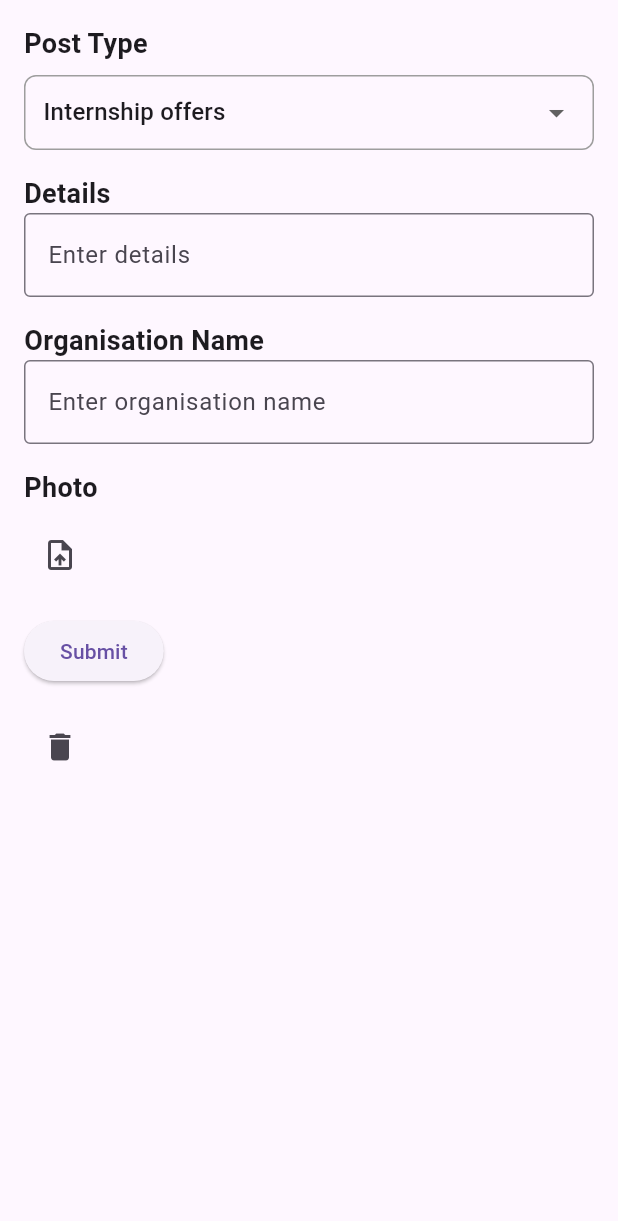
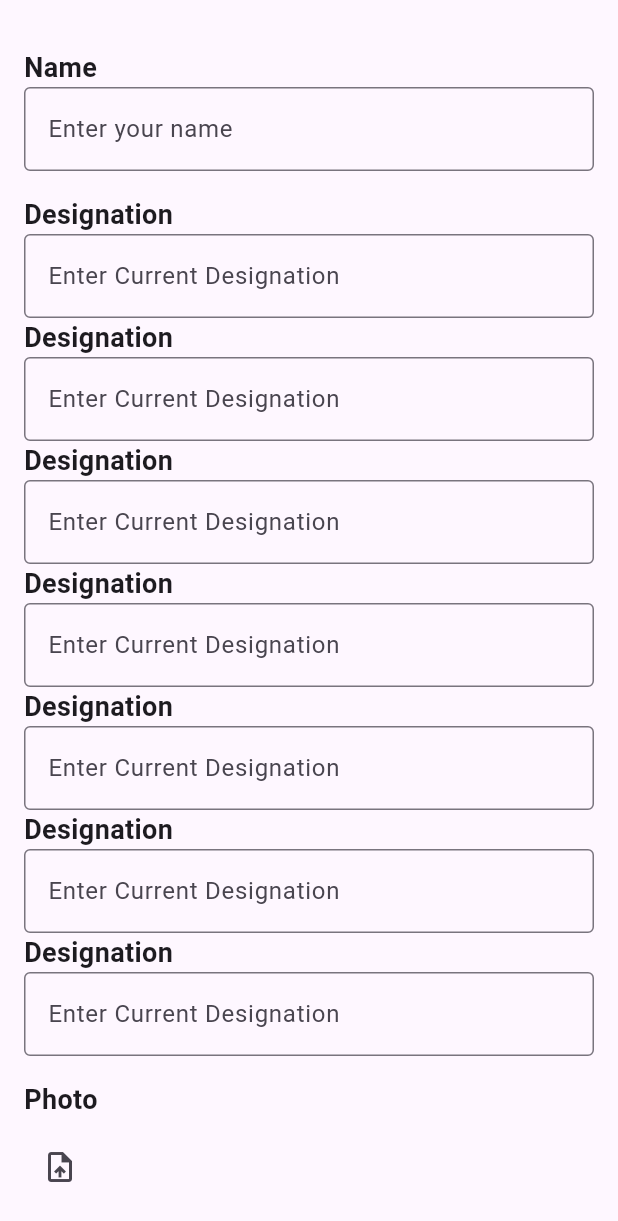
Before and after one commit to Akshay-C-A/EduNetDemo, a Flutter app: the AlumniNewPostPage screen opened directly with empty values, on a phone screen of 412 x 824 dp. Shown: the top 1221 px of the screen. Run offline on Flutter 3.47's test engine with Material 3 defaults, Android fonts, the phone set to English and light mode, and no system bars; our stand-ins replace cloud_firestore, firebase_auth, firebase_core, firebase_storage, flutter_spinkit, image_picker and 1 more; missing offline and left inert: firebase_app_check; accounts and stored records are empty.

Commit message:
updated profile form

```diff
--- a/edunetdemo/lib/auth/profile_form.dart
+++ b/edunetdemo/lib/auth/profile_form.dart
@@ -18,15 +18,23 @@ class AlumniNewPostPage extends StatefulWidget {
 
 class _AlumniNewPostPageState extends State<AlumniNewPostPage> {
   final _AlumniFirestoreService = FirestoreService();
-  final _detailsController = TextEditingController();
-  final _organisationNameController = TextEditingController();
-  String _postType = 'Internship offers';
-  final List<String> _postTypes = [
-    'Internship offers',
-    'Placement offers',
-    'Technical events',
-    // 'My achievements'
-  ];
+
+  final _nameController = TextEditingController();
+  final _designationController = TextEditingController();
+  final _skillsController = TextEditingController();
+  final _companyController = TextEditingController();
+  final _aboutController = TextEditingController();
+  final _link1Controller = TextEditingController();
+  final _link2Controller = TextEditingController();
+  final _link3Controller = TextEditingController();
+
+  // String _postType = 'Internship offers';
+  // final List<String> _postTypes = [
+  //   'Internship offers',
+  //   'Placement offers',
+  //   'Technical events',
+  //   // 'My achievements'
+  // ];
   XFile? _selectedImage;
   final _picker = ImagePicker();
   bool _isLoading = false;
@@ -65,12 +73,20 @@ class _AlumniNewPostPageState extends State<AlumniNewPostPage> {
   }
 
   void _resetForm() {
-    _detailsController.clear();
+    _nameController.clear();
+  final _designationController = TextEditingController();
+  final _skillsController = TextEditingController();
+  final _companyController = TextEditingController();
+  final _aboutController = TextEditingController();
+  final _link1Controller = TextEditingController();
+  final _link2Controller = TextEditingController();
+  final _link3Controller
+    _Controller.clear();
     _organisationNameController.clear();
-    setState(() {
-      _selectedImage = null;
-      _postType = 'Internship offers';
-    });
+    // setState(() {
+    //   _selectedImage = null;
+    //   _postType = 'Internship offers';
+    // });
   }
 
   Future<void> _submitPost() async {
@@ -120,65 +136,149 @@ class _AlumniNewPostPageState extends State<AlumniNewPostPage> {
                 child: Column(
                   crossAxisAlignment: CrossAxisAlignment.start,
                   children: [
-                    const Text(
-                      'Post Type',
-                      style: TextStyle(
-                        fontSize: 18.0,
-                        fontWeight: FontWeight.bold,
-                      ),
-                    ),
-                    const SizedBox(height: 8.0),
-                    Container(
-                      padding: const EdgeInsets.symmetric(horizontal: 12.0),
-                      decoration: BoxDecoration(
-                        borderRadius: BorderRadius.circular(8.0),
-                        border: Border.all(color: Colors.grey),
-                      ),
-                      child: DropdownButton<String>(
-                        value: _postType,
-                        isExpanded: true,
-                        underline: const SizedBox.shrink(),
-                        items: _postTypes.map((String value) {
-                          return DropdownMenuItem<String>(
-                            value: value,
-                            child: Text(value),
-                          );
-                        }).toList(),
-                        onChanged: (String? newValue) {
-                          setState(() {
-                            _postType = newValue!;
-                          });
-                        },
-                      ),
-                    ),
+                    // const Text(
+                    //   'Post Type',
+                    //   style: TextStyle(
+                    //     fontSize: 18.0,
+                    //     fontWeight: FontWeight.bold,
+                    //   ),
+                    // ),
+                    // const SizedBox(height: 8.0),
+                    // Container(
+                    //   padding: const EdgeInsets.symmetric(horizontal: 12.0),
+                    //   decoration: BoxDecoration(
+                    //     borderRadius: BorderRadius.circular(8.0),
+                    //     border: Border.all(color: Colors.grey),
+                    //   ),
+                    //   child: DropdownButton<String>(
+                    //     value: _postType,
+                    //     isExpanded: true,
+                    //     underline: const SizedBox.shrink(),
+                    //     items: _postTypes.map((String value) {
+                    //       return DropdownMenuItem<String>(
+                    //         value: value,
+                    //         child: Text(value),
+                    //       );
+                    //     }).toList(),
+                    //     onChanged: (String? newValue) {
+                    //       setState(() {
+                    //         _postType = newValue!;
+                    //       });
+                    //     },
+                    //   ),
+                    // ),
                     const SizedBox(height: 16.0),
                     const Text(
-                      'Details',
+                      'Name',
                       style: TextStyle(
                         fontSize: 18.0,
                         fontWeight: FontWeight.bold,
                       ),
                     ),
                     TextField(
-                      controller: _detailsController,
+                      controller: _nameController,
                       decoration: const InputDecoration(
-                        hintText: 'Enter details',
+                        hintText: 'Enter your name',
                         border: OutlineInputBorder(),
                       ),
                       maxLines: null,
                     ),
                     const SizedBox(height: 16.0),
                     const Text(
-                      'Organisation Name',
+                      'Designation',
                       style: TextStyle(
                         fontSize: 18.0,
                         fontWeight: FontWeight.bold,
                       ),
                     ),
                     TextField(
-                      controller: _organisationNameController,
+                      controller: _designationController,
                       decoration: const InputDecoration(
-                        hintText: 'Enter organisation name',
+                        hintText: 'Enter Current Designation',
+                        border: OutlineInputBorder(),
+                      ),
+                    ),
+                    const Text(
+                      'Designation',
+                      style: TextStyle(
+                        fontSize: 18.0,
+                        fontWeight: FontWeight.bold,
+                      ),
+                    ),
+                    TextField(
+                      controller: _skillsController,
+                      decoration: const InputDecoration(
+                        hintText: 'Enter Current Designation',
+                        border: OutlineInputBorder(),
+                      ),
+                    ),
+                    const Text(
+                      'Designation',
+                      style: TextStyle(
+                        fontSize: 18.0,
+                        fontWeight: FontWeight.bold,
+                      ),
+                    ),
+                    TextField(
+                      controller: _companyController,
+                      decoration: const InputDecoration(
+                        hintText: 'Enter Current Designation',
+                        border: OutlineInputBorder(),
+                      ),
+                    ),
+                    const Text(
+                      'Designation',
+                      style: TextStyle(
+                        fontSize: 18.0,
+                        fontWeight: FontWeight.bold,
+                      ),
+                    ),
+                    TextField(
+                      controller: _aboutController,
+                      decoration: const InputDecoration(
+                        hintText: 'Enter Current Designation',
+                        border: OutlineInputBorder(),
+                      ),
+                    ),
+                    const Text(
+                      'Designation',
+                      style: TextStyle(
+                        fontSize: 18.0,
+                        fontWeight: FontWeight.bold,
+                      ),
+                    ),
+                    TextField(
+                      controller: _link1Controller,
+                      decoration: const InputDecoration(
+                        hintText: 'Enter Current Designation',
+                        border: OutlineInputBorder(),
+                      ),
+                    ),
+                    const Text(
+                      'Designation',
+                      style: TextStyle(
+                        fontSize: 18.0,
+                        fontWeight: FontWeight.bold,
+                      ),
+                    ),
+                    TextField(
+                      controller: _link2Controller,
+                      decoration: const InputDecoration(
+                        hintText: 'Enter Current Designation',
+                        border: OutlineInputBorder(),
+                      ),
+                    ),
+                    const Text(
+                      'Designation',
+                      style: TextStyle(
+                        fontSize: 18.0,
+                        fontWeight: FontWeight.bold,
+                      ),
+                    ),
+                    TextField(
+                      controller: _link3Controller,
+                      decoration: const InputDecoration(
+                        hintText: 'Enter Current Designation',
                         border: OutlineInputBorder(),
                       ),
                     ),
```
